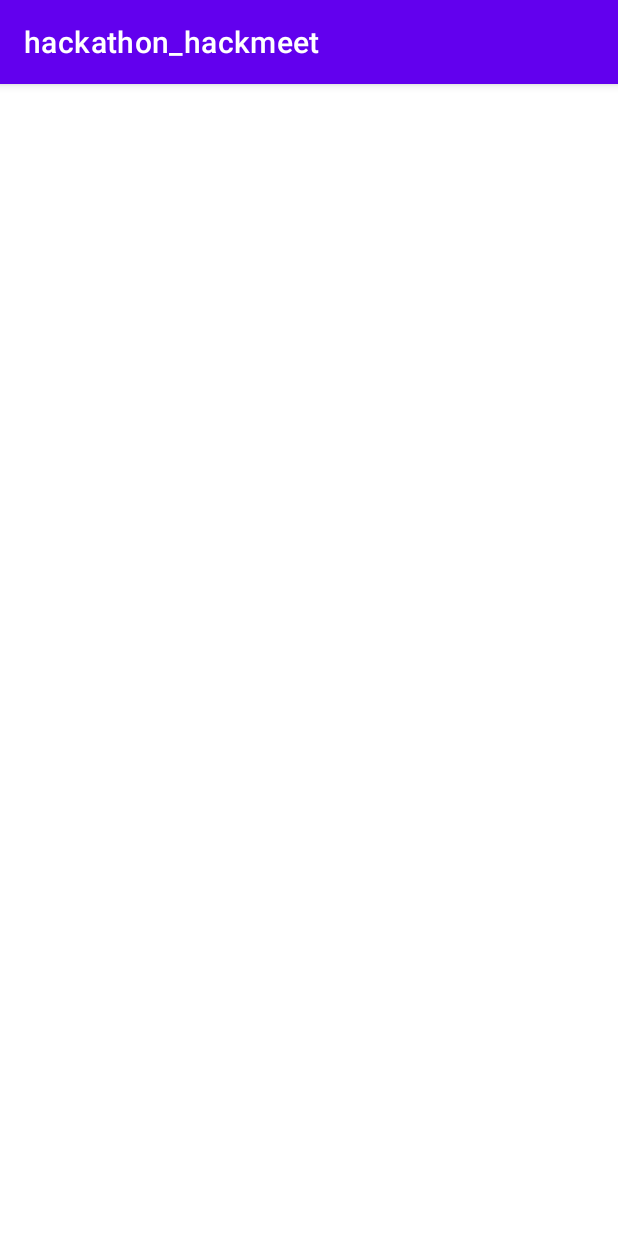
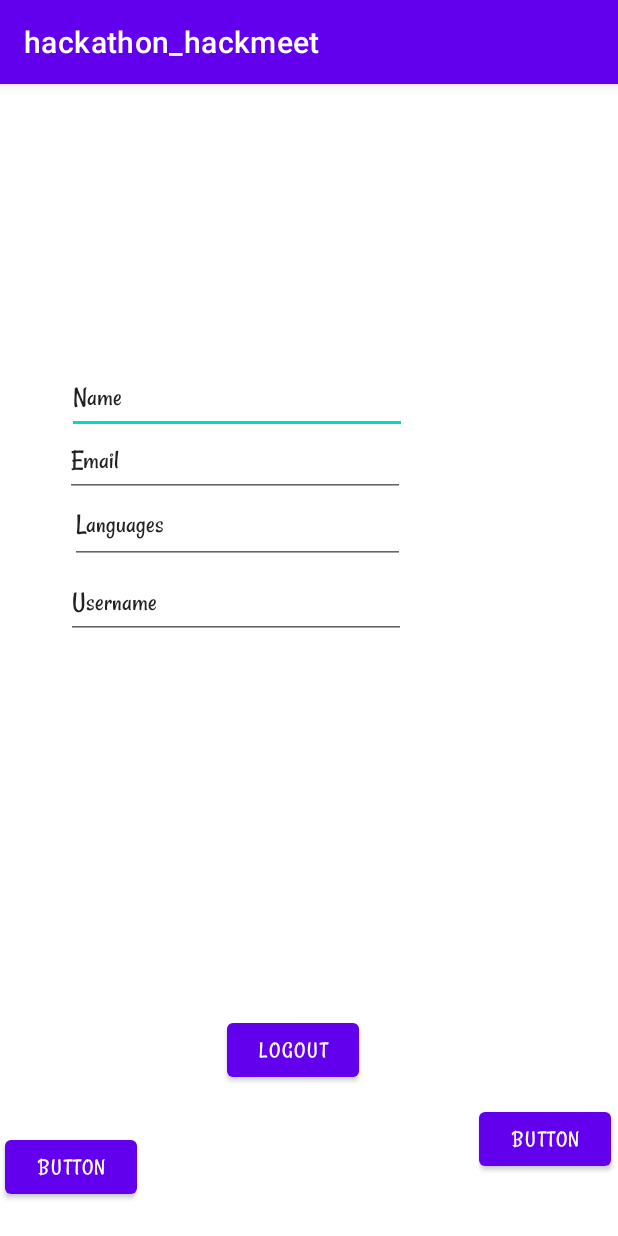
Before and after one commit to TheAtomicFire/hackathon_hackmeet, an Android app: the profilePage screen opened directly, with no data from a screen before it, on a phone screen of 412 x 824 dp. Run offline under Robolectric (Android 15) with nearby library versions, the phone set to English and light mode, and no system bars.

Commit message:
Finished Profile Page

```diff
--- a/app/src/main/res/layout/activity_profile_page.xml
+++ b/app/src/main/res/layout/activity_profile_page.xml
@@ -6,4 +6,138 @@
     android:layout_height="match_parent"
     tools:context=".profilePage">
 
+    <ImageView
+        android:id="@+id/imageView"
+        android:layout_width="wrap_content"
+        android:layout_height="wrap_content"
+        android:layout_marginStart="131dp"
+        android:layout_marginTop="20dp"
+        android:layout_marginEnd="152dp"
+        android:layout_marginBottom="583dp"
+        android:contentDescription="TODO"
+        app:layout_constraintBottom_toBottomOf="parent"
+        app:layout_constraintEnd_toEndOf="parent"
+        app:layout_constraintHorizontal_bias="1.0"
+        app:layout_constraintStart_toStartOf="parent"
+        app:layout_constraintTop_toTopOf="parent"
+        app:layout_constraintVertical_bias="1.0"
+        tools:ignore="ImageContrastCheck"
+        tools:srcCompat="@tools:sample/avatars" />
+
+    <EditText
+        android:id="@+id/editTextTextPersonName"
+        android:layout_width="wrap_content"
+        android:layout_height="wrap_content"
+        android:layout_marginStart="50dp"
+        android:layout_marginTop="163dp"
+        android:layout_marginEnd="151dp"
+        android:layout_marginBottom="523dp"
+        android:ems="10"
+        android:fontFamily="@font/rancho"
+        android:inputType="textPersonName"
+        android:minHeight="48dp"
+        android:text="Name"
+        app:layout_constraintBottom_toBottomOf="parent"
+        app:layout_constraintEnd_toEndOf="parent"
+        app:layout_constraintHorizontal_bias="0.363"
+        app:layout_constraintStart_toStartOf="parent"
+        app:layout_constraintTop_toTopOf="parent"
+        app:layout_constraintVertical_bias="0.666" />
+
+    <EditText
+        android:id="@+id/editTextTextEmailAddress"
+        android:layout_width="wrap_content"
+        android:layout_height="wrap_content"
+        android:layout_marginStart="51dp"
+        android:layout_marginTop="210dp"
+        android:layout_marginEnd="150dp"
+        android:layout_marginBottom="476dp"
+        android:ems="10"
+        android:fontFamily="@font/rancho"
+        android:inputType="textEmailAddress"
+        android:minHeight="48dp"
+        android:text="Email"
+        app:layout_constraintBottom_toBottomOf="parent"
+        app:layout_constraintEnd_toEndOf="parent"
+        app:layout_constraintStart_toStartOf="parent"
+        app:layout_constraintTop_toTopOf="parent"
+        tools:ignore="SpeakableTextPresentCheck" />
+
+    <EditText
+        android:id="@+id/editTextTextMultiLine"
+        android:layout_width="223dp"
+        android:layout_height="48dp"
+        android:layout_marginStart="46dp"
+        android:layout_marginTop="253dp"
+        android:layout_marginEnd="142dp"
+        android:layout_marginBottom="430dp"
+        android:ems="10"
+        android:fontFamily="@font/rancho"
+        android:gravity="start|top"
+        android:inputType="textMultiLine"
+        android:text="Languages"
+        app:layout_constraintBottom_toBottomOf="parent"
+        app:layout_constraintEnd_toEndOf="parent"
+        app:layout_constraintStart_toStartOf="parent"
+        app:layout_constraintTop_toTopOf="parent" />
+
+    <EditText
+        android:id="@+id/editTextTextPersonName3"
+        android:layout_width="wrap_content"
+        android:layout_height="wrap_content"
+        android:layout_marginStart="46dp"
+        android:layout_marginTop="303dp"
+        android:layout_marginEnd="144dp"
+        android:layout_marginBottom="380dp"
+        android:ems="10"
+        android:fontFamily="@font/rancho"
+        android:inputType="textPersonName"
+        android:minHeight="48dp"
+        android:text="Username"
+        app:layout_constraintBottom_toBottomOf="parent"
+        app:layout_constraintEnd_toEndOf="parent"
+        app:layout_constraintStart_toStartOf="parent"
+        app:layout_constraintTop_toTopOf="parent" />
+
+    <Button
+        android:id="@+id/button2"
+        android:layout_width="wrap_content"
+        android:layout_height="wrap_content"
+        android:layout_marginStart="148dp"
+        android:layout_marginTop="601dp"
+        android:layout_marginEnd="169dp"
+        android:layout_marginBottom="82dp"
+        android:fontFamily="@font/rancho"
+        android:text="Logout"
+        app:layout_constraintBottom_toBottomOf="parent"
+        app:layout_constraintEnd_toEndOf="parent"
+        app:layout_constraintStart_toStartOf="parent"
+        app:layout_constraintTop_toTopOf="parent" />
+
+    <Button
+        android:id="@+id/button3"
+        android:layout_width="wrap_content"
+        android:layout_height="wrap_content"
+        android:layout_marginTop="679dp"
+        android:layout_marginEnd="317dp"
+        android:layout_marginBottom="4dp"
+        android:fontFamily="@font/rancho"
+        android:text="Button"
+        app:layout_constraintBottom_toBottomOf="parent"
+        app:layout_constraintEnd_toEndOf="parent"
+        app:layout_constraintStart_toStartOf="parent"
+        app:layout_constraintTop_toTopOf="parent" />
+
+    <Button
+        android:id="@+id/button4"
+        android:layout_width="wrap_content"
+        android:layout_height="wrap_content"
+        android:layout_marginStart="316dp"
+        android:layout_marginTop="679dp"
+        android:layout_marginEnd="1dp"
+        android:fontFamily="@font/rancho"
+        android:text="Button"
+        app:layout_constraintEnd_toEndOf="parent"
+        app:layout_constraintStart_toStartOf="parent"
+        app:layout_constraintTop_toTopOf="parent" />
 </androidx.constraintlayout.widget.ConstraintLayout>
```
